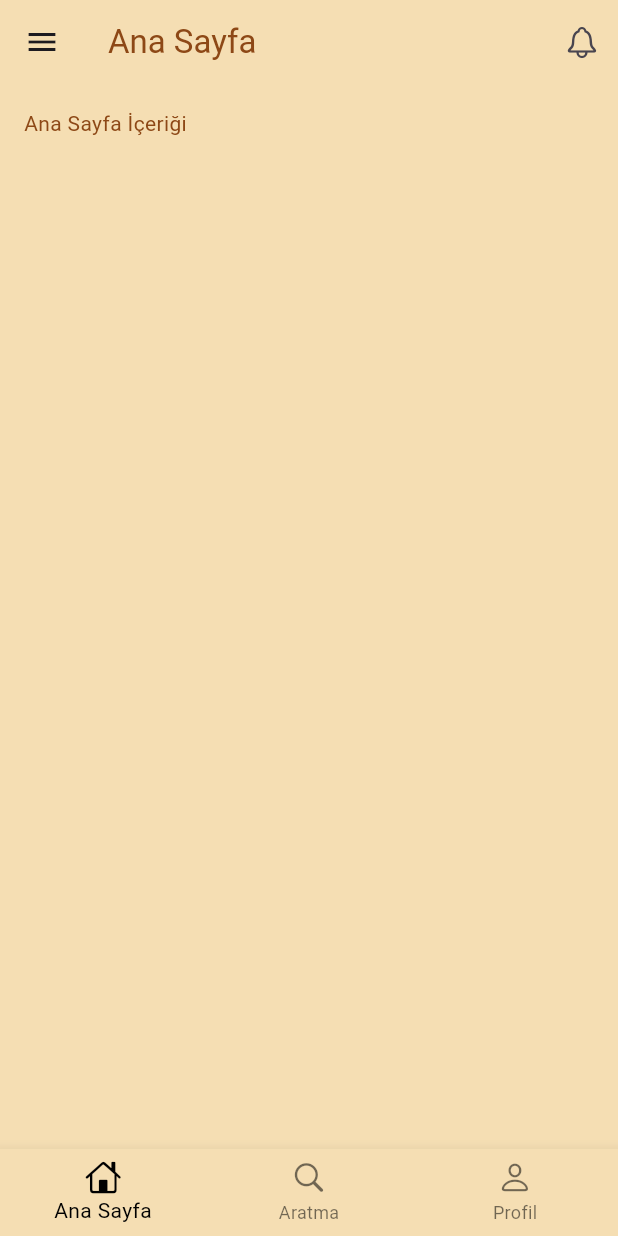
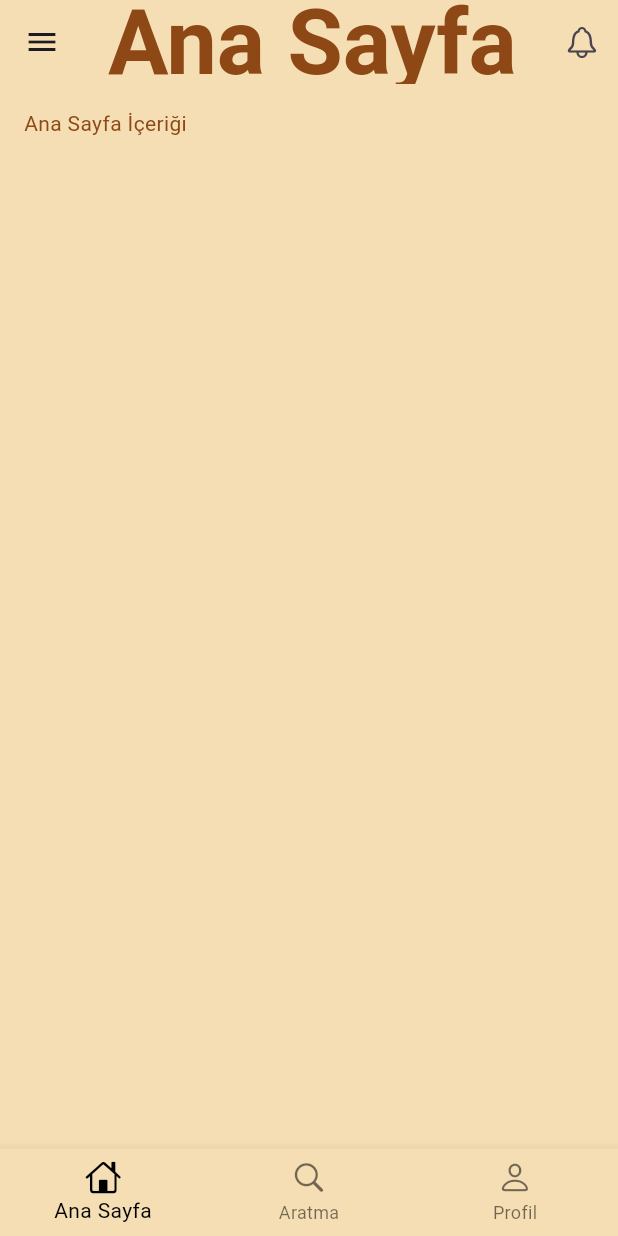
Before and after one commit to 0zanozdmr/Tarih-Atlasi, a Flutter app: the HomeScreen screen opened by its route, on a phone screen of 412 x 824 dp. Run offline on Flutter 3.47's test engine with Material 3 defaults, Android fonts, the light colour scheme and no system bars; our stand-ins replace go_router, lottie; missing offline and left inert: dotlottie_loader.

Commit message:
Update home_screen.dart

```diff
--- a/lib/screens/home_screen.dart
+++ b/lib/screens/home_screen.dart
@@ -8,13 +8,16 @@ class HomeScreen extends StatelessWidget {
   @override
   Widget build(BuildContext context) {
     return Scaffold(
-      backgroundColor: Color.fromARGB(255,245,222,179),
+      backgroundColor: const Color.fromARGB(255,245,222,179),
       // AppBar
       appBar: AppBar(
         elevation: 0,
-        backgroundColor: Color.fromARGB(255,245,222,179),
+        backgroundColor: const Color.fromARGB(255,245,222,179),
+
         title: const Text('Ana Sayfa',
         style: TextStyle(
+          fontWeight: FontWeight.bold,
+          fontSize: 60,
          color: Color.fromARGB(250, 139, 69, 19),
         ),
        ),
```
